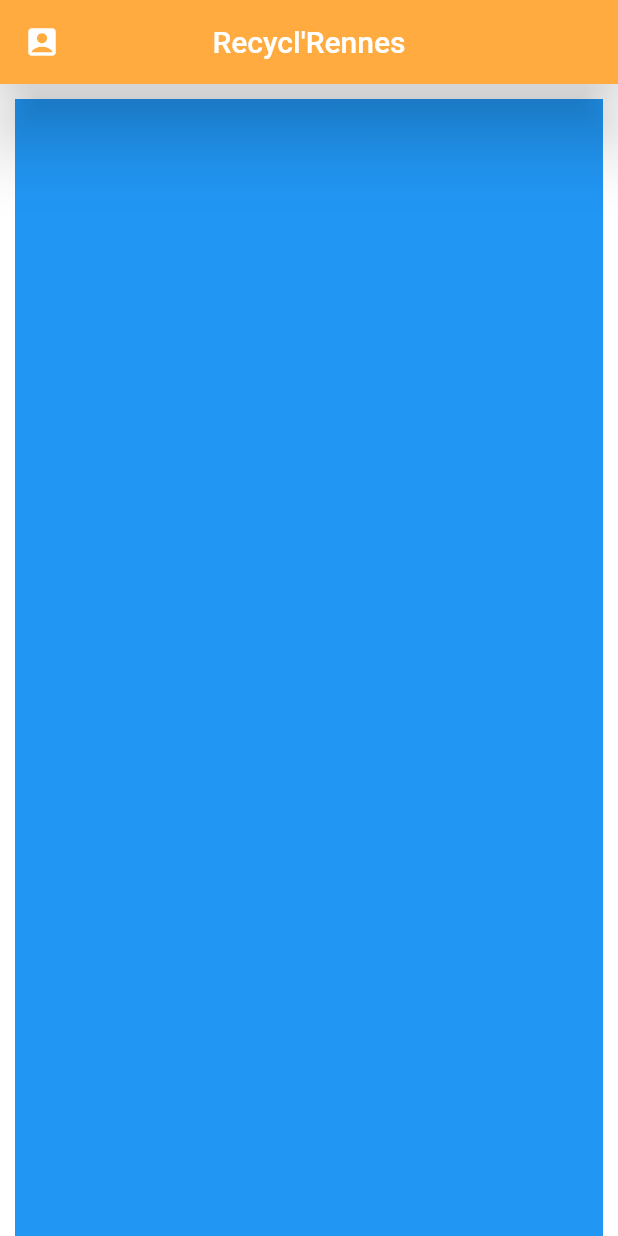
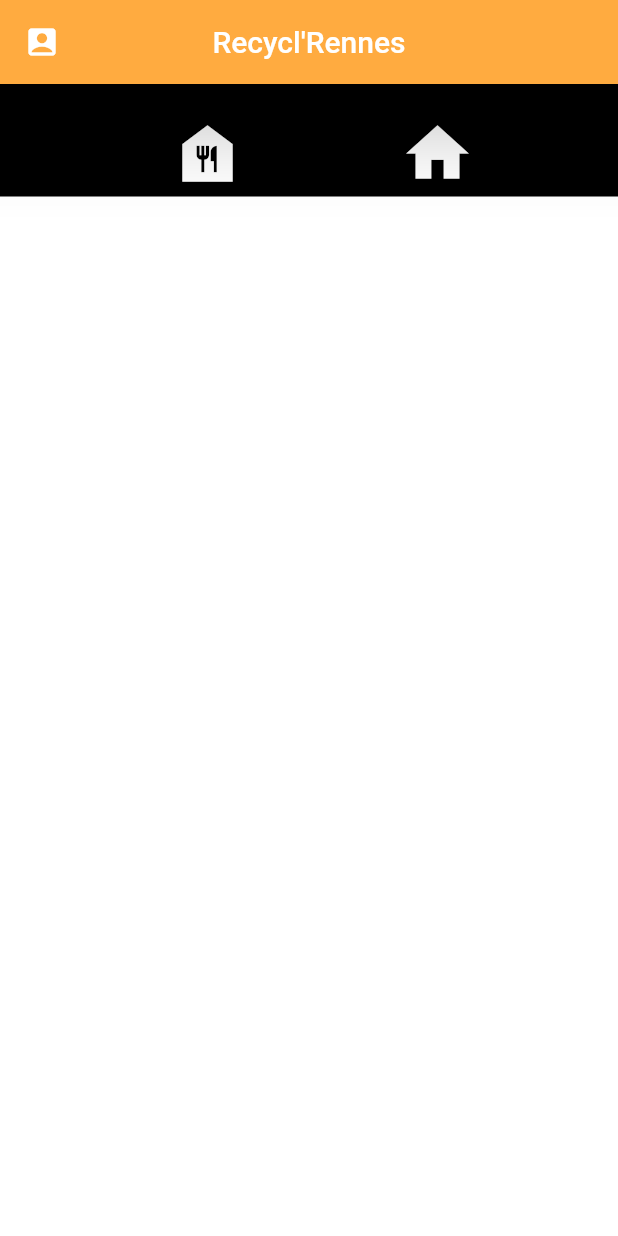
Before and after one commit to clemane/Recycl-Rennes, a Flutter app: the screen it shows after launch, on a phone screen of 412 x 824 dp. Run offline on Flutter 3.47's test engine with Material 2 defaults, Android fonts, the phone set to English and light mode, and no system bars.

Commit message:
Electro / Bouffe / Home / Profile

```diff
--- a/lib/widgets/home.dart
+++ b/lib/widgets/home.dart
@@ -1,4 +1,6 @@
 import 'package:flutter/material.dart';
+import 'package:flutter_application_2/widgets/bouffe.dart';
+import 'package:flutter_application_2/widgets/electro.dart';
 import 'profile.dart';
 
 class Home extends StatefulWidget {
@@ -28,14 +30,29 @@ class _Home extends State<Home> {
       ),
       backgroundColor: Colors.white,
       body: new Container(
-        color: Colors.grey,
-        height: MediaQuery.of(context).size.height,
-        width: MediaQuery.of(context).size.height,
-        margin: EdgeInsets.only(top: 10.0, right: 10.0, left: 10.0),
-        child: new Container(
-          color: Colors.blue,
-          height: MediaQuery.of(context).size.height / 10,
-          width: MediaQuery.of(context).size.height / 10,
+        height: 75.0,
+        width: MediaQuery.of(context).size.width,
+        color: Colors.black,
+        child: new Row(
+          mainAxisAlignment: MainAxisAlignment.spaceEvenly,
+          children: <Widget>[
+            new IconButton(
+                icon: Icon(Icons.food_bank, color: Colors.white, size: 50),
+                onPressed: () {
+                  Navigator.push(context,
+                      new MaterialPageRoute(builder: (BuildContext context) {
+                    return new Bouffe();
+                  }));
+                }),
+            new IconButton(
+                icon: Icon(Icons.home, color: Colors.white, size: 50),
+                onPressed: () {
+                  Navigator.push(context,
+                      new MaterialPageRoute(builder: (BuildContext context) {
+                    return new Electro();
+                  }));
+                }),
+          ],
         ),
       ),
     );
--- a/lib/widgets/profile.dart
+++ b/lib/widgets/profile.dart
@@ -24,7 +24,7 @@ class _ProfileState extends State<Profile> {
               padding: EdgeInsets.only(top: 20.0),
               child: CircleAvatar(
                 radius: 70.0,
-                backgroundImage: AssetImage('assets/images/LEMANE.jpg'),
+                backgroundImage: AssetImage('images/LEMANE.jpg'),
               )),
           Padding(
             padding: EdgeInsets.only(top: 15.0),
--- a/pubspec.yaml
+++ b/pubspec.yaml
@@ -45,7 +45,8 @@ flutter:
   uses-material-design: true
 
   # To add assets to your application, add an assets section, like this:
-  # assets:
+  assets:
+    - assets/images/
   #   - images/a_dot_burr.jpeg
   #   - images/a_dot_ham.jpeg
 
```
Also changed, not shown: lib/widgets/bouffe.dart (added, +32 -0 lines), lib/widgets/electro.dart (added, +32 -0 lines).
